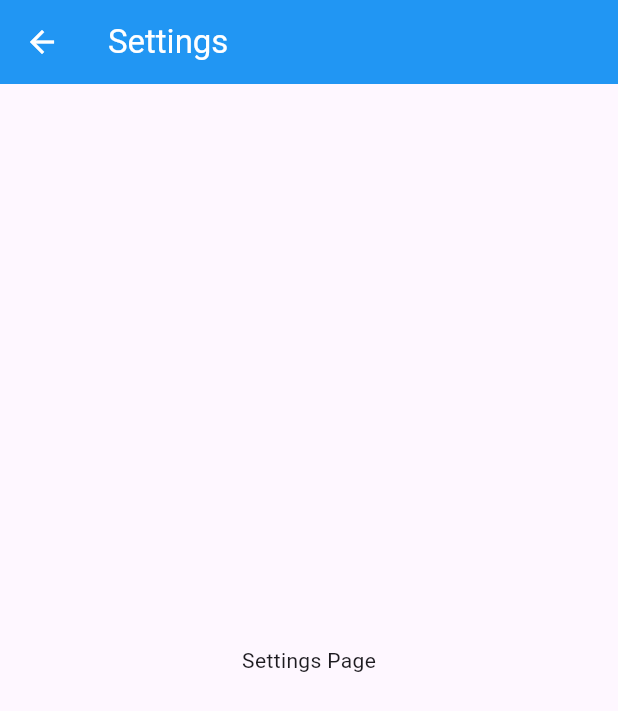
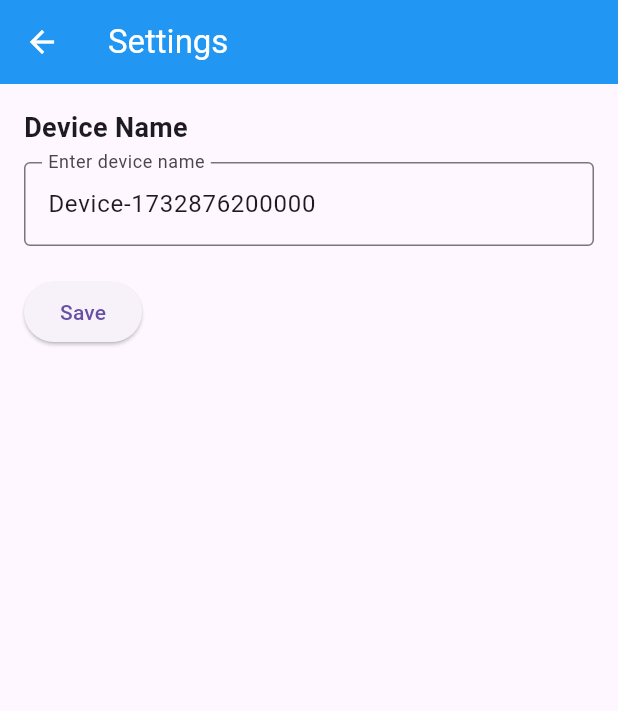
Before and after one commit to Safacts/share, a Flutter app: the screen it shows after launch, after a tap on the "settings" icon, on a phone screen of 412 x 824 dp. Shown: the top 711 px of the screen. Run offline on Flutter 3.47's test engine with Material 3 defaults, Android fonts, the phone set to English and light mode, and no system bars; our stand-ins replace file_picker, permission_handler.

Commit message:
added the device name displaying and changing logics but have doubt on having the name unchanged

```diff
--- a/lib/main.dart
+++ b/lib/main.dart
@@ -295,7 +295,16 @@ class _ShareHomeState extends State<ShareHome> {
             onPressed: () {
               Navigator.push(
                 context,
-                MaterialPageRoute(builder: (context) => const SettingsPage()),
+                MaterialPageRoute(
+                  builder: (context) => SettingsPage(
+                    initialDeviceName: deviceName,
+                    onDeviceNameUpdated: (newName) {
+                      setState(() {
+                        deviceName = newName;
+                      });
+                    },
+                  ),
+                ),
               );
             },
           ),
@@ -387,17 +396,68 @@ class _ShareHomeState extends State<ShareHome> {
   }
 }
 
-class SettingsPage extends StatelessWidget {
-  const SettingsPage({super.key});
+class SettingsPage extends StatefulWidget {
+  final String initialDeviceName;
+  final ValueChanged<String> onDeviceNameUpdated;
+
+  const SettingsPage({
+    required this.initialDeviceName,
+    required this.onDeviceNameUpdated,
+    Key? key,
+  }) : super(key: key);
+
+  @override
+  _SettingsPageState createState() => _SettingsPageState();
+}
+
+class _SettingsPageState extends State<SettingsPage> {
+  late TextEditingController _deviceNameController;
+
+  @override
+  void initState() {
+    super.initState();
+    _deviceNameController = TextEditingController(text: widget.initialDeviceName);
+  }
+
+  @override
+  void dispose() {
+    _deviceNameController.dispose();
+    super.dispose();
+  }
+
+  void _saveDeviceName() {
+    widget.onDeviceNameUpdated(_deviceNameController.text);
+    Navigator.pop(context); // Return to the main screen
+  }
 
   @override
   Widget build(BuildContext context) {
     return Scaffold(
-      appBar: AppBar(
-        title: const Text("Settings"),
-      ),
-      body: const Center(
-        child: Text("Settings Page"),
+      appBar: AppBar(title: const Text("Settings")),
+      body: Padding(
+        padding: const EdgeInsets.all(16.0),
+        child: Column(
+          crossAxisAlignment: CrossAxisAlignment.start,
+          children: [
+            const Text(
+              "Device Name",
+              style: TextStyle(fontSize: 18, fontWeight: FontWeight.bold),
+            ),
+            const SizedBox(height: 10),
+            TextField(
+              controller: _deviceNameController,
+              decoration: const InputDecoration(
+                labelText: "Enter device name",
+                border: OutlineInputBorder(),
+              ),
+            ),
+            const SizedBox(height: 20),
+            ElevatedButton(
+              onPressed: _saveDeviceName,
+              child: const Text("Save"),
+            ),
+          ],
+        ),
       ),
     );
   }
```
